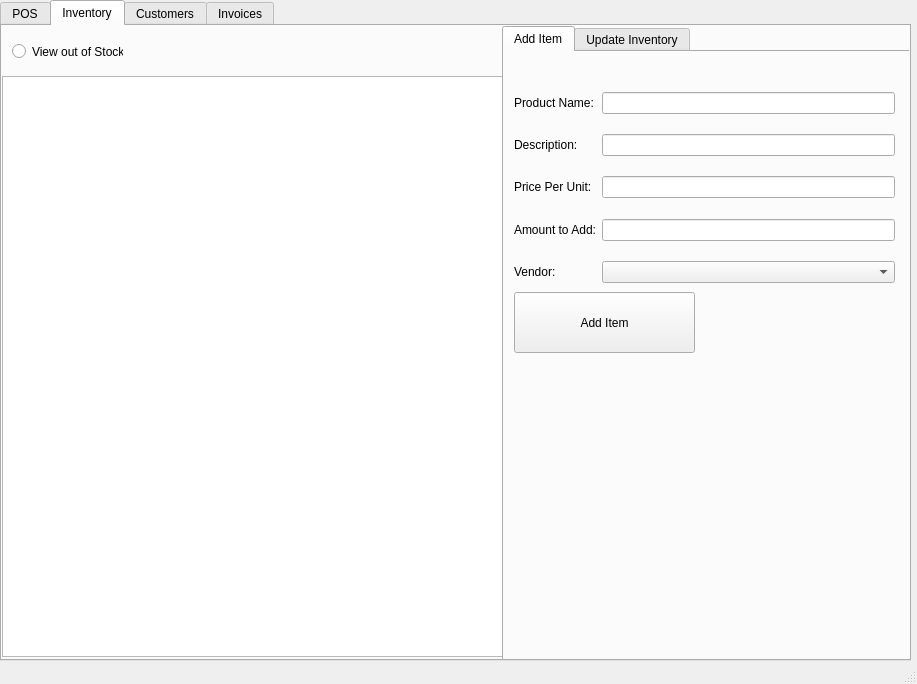
QAPT12/Semester-Group-Project, file GUI.ui: the form before one commit.
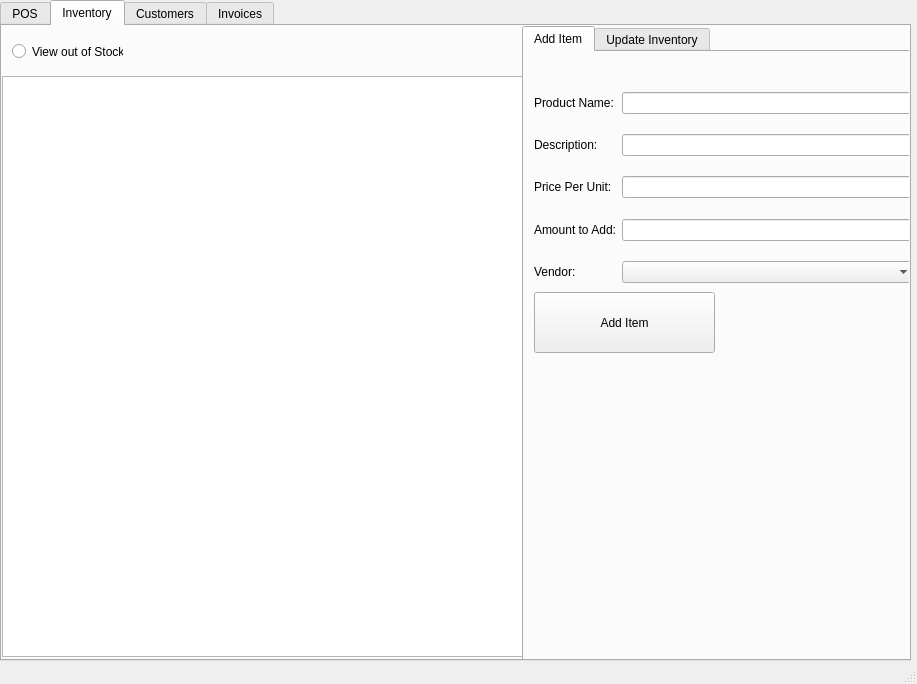
The form after the commit. The open tabs and pages were chosen to show the change.

Commit message: invoices tab complete. cleaned up some of the tables in db and added the stuff patrick did for populating the tables and the functions for the inventory stock/ out of stock

```diff
--- a/GUI.ui
+++ b/GUI.ui
@@ -302,7 +302,7 @@
        <rect>
         <x>0</x>
         <y>50</y>
-        <width>501</width>
+        <width>521</width>
         <height>581</height>
        </rect>
       </property>
@@ -310,9 +310,9 @@
      <widget class="QTabWidget" name="tabWidget_2">
       <property name="geometry">
        <rect>
-        <x>500</x>
+        <x>520</x>
         <y>0</y>
-        <width>411</width>
+        <width>391</width>
         <height>641</height>
        </rect>
       </property>
```
The commit also changes 4 other files.
